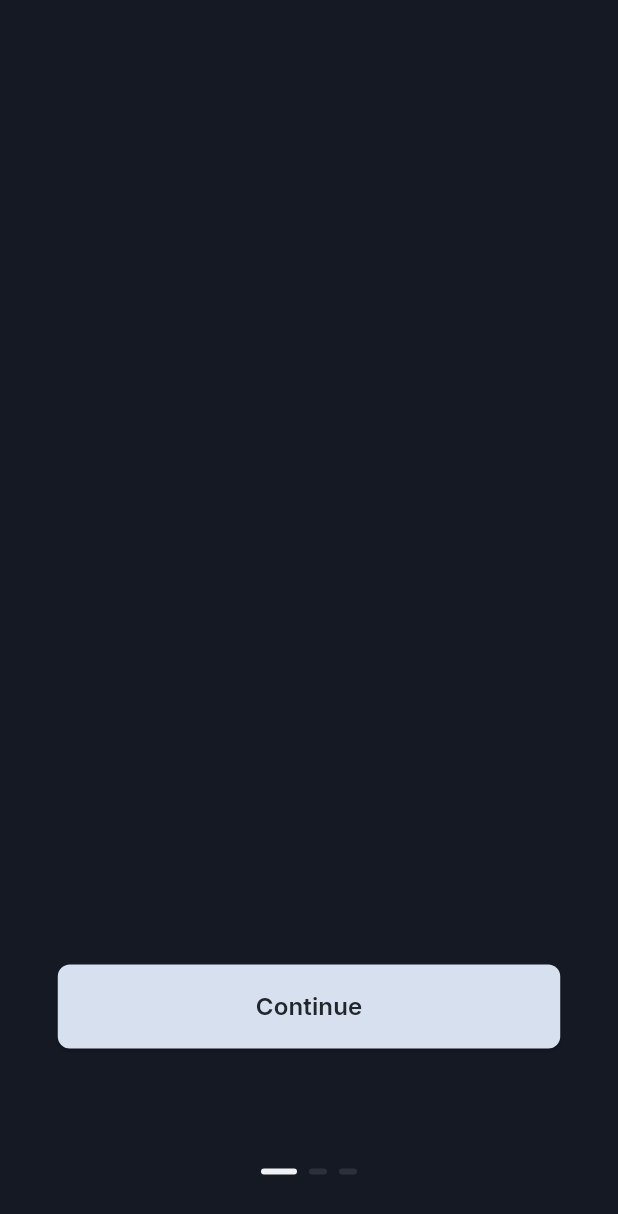
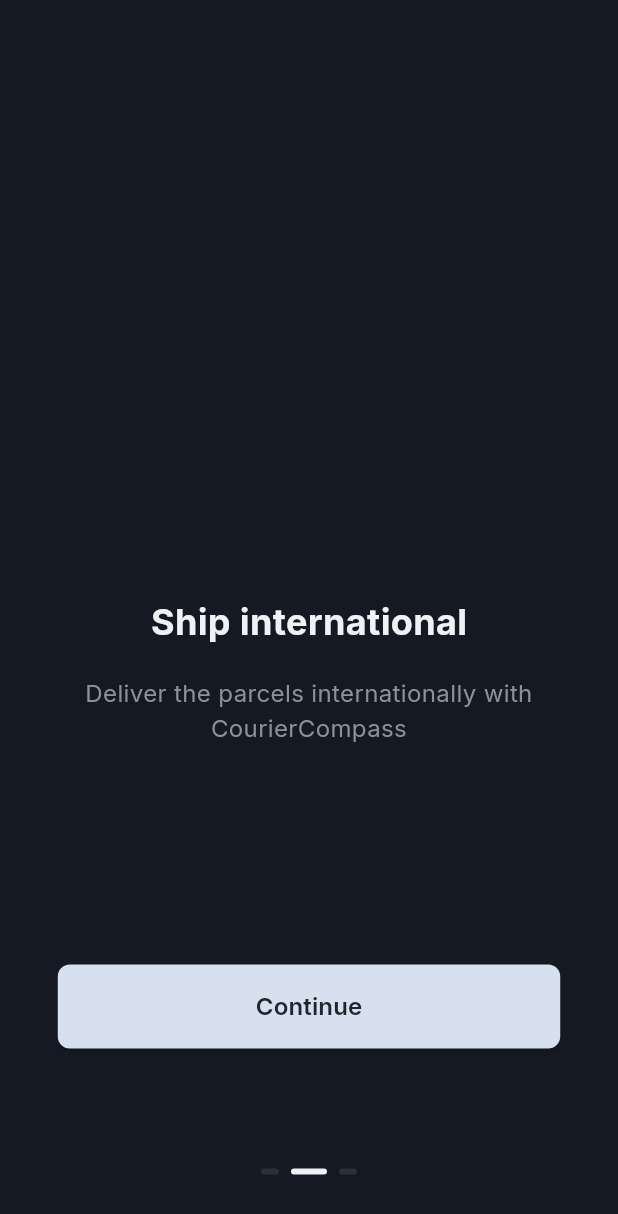
Before and after one commit to pecaninvasilije/courier_compass, a Flutter app: the screen it shows after launch, after a tap on "Continue", on a phone screen of 412 x 824 dp. Shown: the top 1214 px of the screen. Run offline on Flutter 3.47's test engine with Material 3 defaults, Android fonts, the phone set to English and light mode, and no system bars; drawn by our look-alikes of smooth_page_indicator; our stand-ins replace flutter_svg, google_fonts.

Commit message:
intro screens, finished (missing svg's)

```diff
--- a/CourierCompass/cc_frontend/lib/pages/intro_screens/intro_page_1.dart
+++ b/CourierCompass/cc_frontend/lib/pages/intro_screens/intro_page_1.dart
@@ -0,0 +1,45 @@
+import 'package:flutter/material.dart';
+import 'package:google_fonts/google_fonts.dart';
+
+class IntroPage1 extends StatelessWidget {
+  const IntroPage1({super.key});
+
+  @override
+  Widget build(BuildContext context) {
+    return Scaffold(
+      body: Container(
+        color: const Color(0xFF141924),
+        child: Center(
+          child: Padding(
+            padding: const EdgeInsets.symmetric(horizontal: 16.0),
+            child: Column(
+              mainAxisAlignment: MainAxisAlignment.center,
+              children: [
+                const SizedBox(height: 70), // Adjust the height as needed
+                Text(
+                  "Ship The Parcels",
+                  style: TextStyle(
+                    color: const Color(0xFFEFF1F4),
+                    fontSize: 24,
+                    fontFamily: GoogleFonts.inter().fontFamily,
+                    fontWeight: FontWeight.bold,
+                  ),
+                ),
+                const SizedBox(height: 20),
+                Text(
+                  "Experience smooth and completely stress-free parcel delivering with CourierCompass",
+                  style: TextStyle(
+                    color: const Color(0xFF8A9199),
+                    fontSize: 16,
+                    fontFamily: GoogleFonts.inter().fontFamily,
+                  ),
+                  textAlign: TextAlign.center,
+                ),
+              ],
+            ),
+          ),
+        ),
+      ),
+    );
+  }
+}
--- a/CourierCompass/cc_frontend/lib/pages/intro_screens/intro_page_2.dart
+++ b/CourierCompass/cc_frontend/lib/pages/intro_screens/intro_page_2.dart
@@ -0,0 +1,45 @@
+import 'package:flutter/material.dart';
+import 'package:google_fonts/google_fonts.dart';
+
+class IntroPage2 extends StatelessWidget {
+  const IntroPage2({super.key});
+
+  @override
+  Widget build(BuildContext context) {
+    return Scaffold(
+      body: Container(
+        color: const Color(0xFF141924),
+        child: Center(
+          child: Padding(
+            padding: const EdgeInsets.symmetric(horizontal: 16.0),
+            child: Column(
+              mainAxisAlignment: MainAxisAlignment.center,
+              children: [
+                const SizedBox(height: 70), // Adjust the height as needed
+                Text(
+                  "Ship international",
+                  style: TextStyle(
+                    color: const Color(0xFFEFF1F4),
+                    fontSize: 24,
+                    fontFamily: GoogleFonts.inter().fontFamily,
+                    fontWeight: FontWeight.bold,
+                  ),
+                ),
+                const SizedBox(height: 20),
+                Text(
+                  "Deliver the parcels internationally with CourierCompass",
+                  style: TextStyle(
+                    color: const Color(0xFF8A9199),
+                    fontSize: 16,
+                    fontFamily: GoogleFonts.inter().fontFamily,
+                  ),
+                  textAlign: TextAlign.center,
+                ),
+              ],
+            ),
+          ),
+        ),
+      ),
+    );
+  }
+}
--- a/CourierCompass/cc_frontend/lib/pages/intro_screens/intro_page_3.dart
+++ b/CourierCompass/cc_frontend/lib/pages/intro_screens/intro_page_3.dart
@@ -0,0 +1,45 @@
+import 'package:flutter/material.dart';
+import 'package:google_fonts/google_fonts.dart';
+
+class IntroPage3 extends StatelessWidget {
+  const IntroPage3({super.key});
+
+  @override
+  Widget build(BuildContext context) {
+    return Scaffold(
+      body: Container(
+        color: const Color(0xFF141924),
+        child: Center(
+          child: Padding(
+            padding: const EdgeInsets.symmetric(horizontal: 16.0),
+            child: Column(
+              mainAxisAlignment: MainAxisAlignment.center,
+              children: [
+                const SizedBox(height: 70),
+                Text(
+                  "Confident navigation",
+                  style: TextStyle(
+                    color: const Color(0xFFEFF1F4),
+                    fontSize: 24,
+                    fontFamily: GoogleFonts.inter().fontFamily,
+                    fontWeight: FontWeight.bold,
+                  ),
+                ),
+                const SizedBox(height: 20),
+                Text(
+                  "The shortest, best and fastest route is always selected for fast delivery",
+                  style: TextStyle(
+                    color: const Color(0xFF8A9199),
+                    fontSize: 16,
+                    fontFamily: GoogleFonts.inter().fontFamily,
+                  ),
+                  textAlign: TextAlign.center,
+                ),
+              ],
+            ),
+          ),
+        ),
+      ),
+    );
+  }
+}
--- a/CourierCompass/cc_frontend/lib/pages/onboarding_screen.dart
+++ b/CourierCompass/cc_frontend/lib/pages/onboarding_screen.dart
@@ -1,3 +1,6 @@
+import 'package:cc_frontend/pages/intro_screens/intro_page_1.dart';
+import 'package:cc_frontend/pages/intro_screens/intro_page_2.dart';
+import 'package:cc_frontend/pages/intro_screens/intro_page_3.dart';
 import 'package:flutter/material.dart';
 import 'package:google_fonts/google_fonts.dart';
 import 'package:smooth_page_indicator/smooth_page_indicator.dart';
@@ -23,6 +26,17 @@ class _OnBoardingScreenState extends State<OnBoardingScreen> {
     });
   }
 
+  void _onButtonPressed() {
+    if (_currentPage < 2) {
+      _controller.nextPage(
+        duration: const Duration(milliseconds: 300),
+        curve: Curves.easeInOut,
+      );
+    } else {
+      // Handle the "Get Started" action here
+    }
+  }
+
   @override
   Widget build(BuildContext context) {
     return Scaffold(
@@ -30,16 +44,10 @@ class _OnBoardingScreenState extends State<OnBoardingScreen> {
         children: [
           PageView(
             controller: _controller,
-            children: [
-              Container(
-                color: const Color(0xFF141924),
-              ),
-              Container(
-                color: const Color(0xFF141924),
-              ),
-              Container(
-                color: const Color(0xFF141924),
-              ),
+            children: const [
+              IntroPage1(),
+              IntroPage2(),
+              IntroPage3()
             ],
           ),
           Container(
@@ -71,9 +79,7 @@ class _OnBoardingScreenState extends State<OnBoardingScreen> {
                 width: 335,
                 height: 56,
                 child: ElevatedButton(
-                  onPressed: () {
-                    // Add your onPressed code here!
-                  },
+                  onPressed: _onButtonPressed,
                   style: ElevatedButton.styleFrom(
                     backgroundColor: const Color(0xFFD7E0EE),
                     shape: RoundedRectangleBorder(
```
Also changed, not shown: 1 other file.
